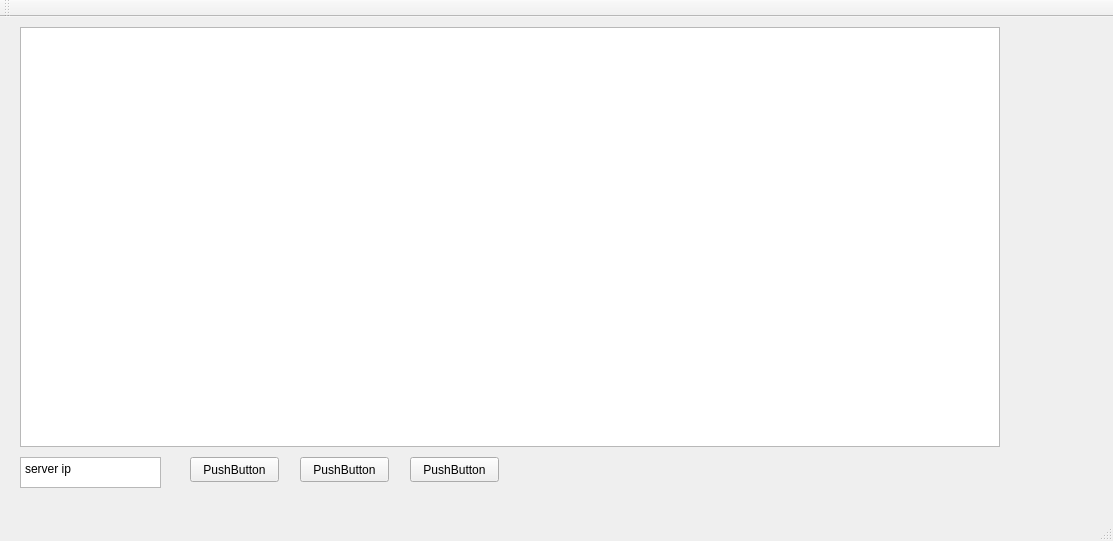
The window that web_gui/qt-test/mainwindow.ui (dg-w36/C-UNIX2018-project) describes before a commit, drawn with Qt 5.
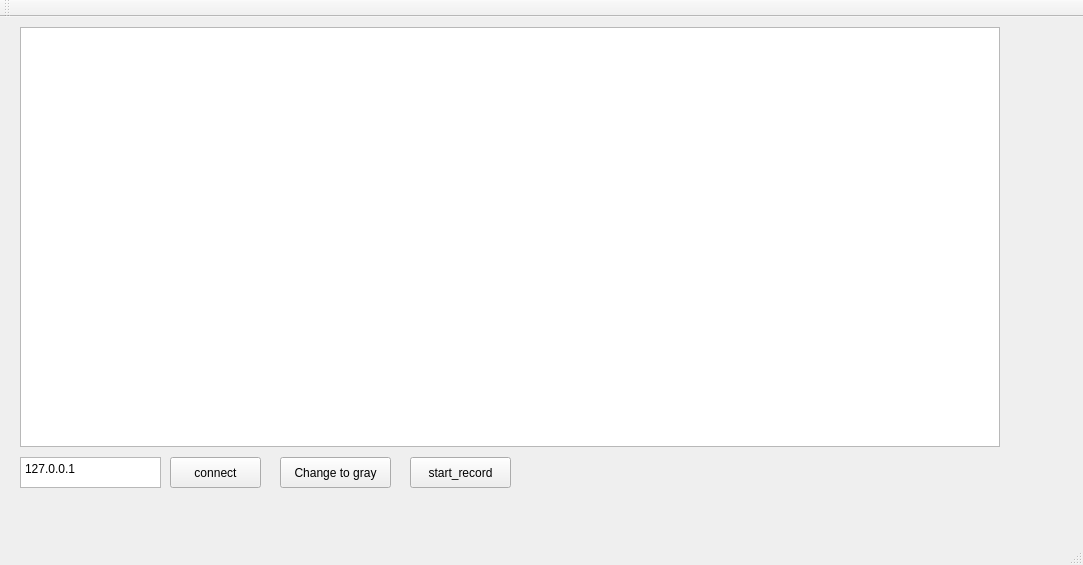
The same window after the commit.

Commit message: add button function

The edit to the form file:
```diff
--- a/web_gui/qt-test/mainwindow.ui
+++ b/web_gui/qt-test/mainwindow.ui
@@ -6,8 +6,8 @@
    <rect>
     <x>0</x>
     <y>0</y>
-    <width>1113</width>
-    <height>541</height>
+    <width>1083</width>
+    <height>565</height>
    </rect>
   </property>
   <property name="windowTitle">
@@ -27,27 +27,27 @@
    <widget class="QPushButton" name="pushButton">
     <property name="geometry">
      <rect>
-      <x>190</x>
+      <x>170</x>
       <y>440</y>
-      <width>89</width>
-      <height>25</height>
+      <width>91</width>
+      <height>31</height>
      </rect>
     </property>
     <property name="text">
-     <string>PushButton</string>
+     <string>connect</string>
     </property>
    </widget>
    <widget class="QPushButton" name="pushButton_2">
     <property name="geometry">
      <rect>
-      <x>300</x>
+      <x>280</x>
       <y>440</y>
-      <width>89</width>
-      <height>25</height>
+      <width>111</width>
+      <height>31</height>
      </rect>
     </property>
     <property name="text">
-     <string>PushButton</string>
+     <string>Change to gray</string>
     </property>
    </widget>
    <widget class="QPushButton" name="pushButton_3">
@@ -55,12 +55,12 @@
      <rect>
       <x>410</x>
       <y>440</y>
-      <width>89</width>
-      <height>25</height>
+      <width>101</width>
+      <height>31</height>
      </rect>
     </property>
     <property name="text">
-     <string>PushButton</string>
+     <string>start_record</string>
     </property>
    </widget>
    <widget class="QPlainTextEdit" name="plainTextEdit">
@@ -73,7 +73,7 @@
      </rect>
     </property>
     <property name="plainText">
-     <string>server ip</string>
+     <string>127.0.0.1</string>
     </property>
    </widget>
   </widget>
```
Left out of the diff: 10 changed lines with no effect on the pictures. The commit also changes 6 other files.
